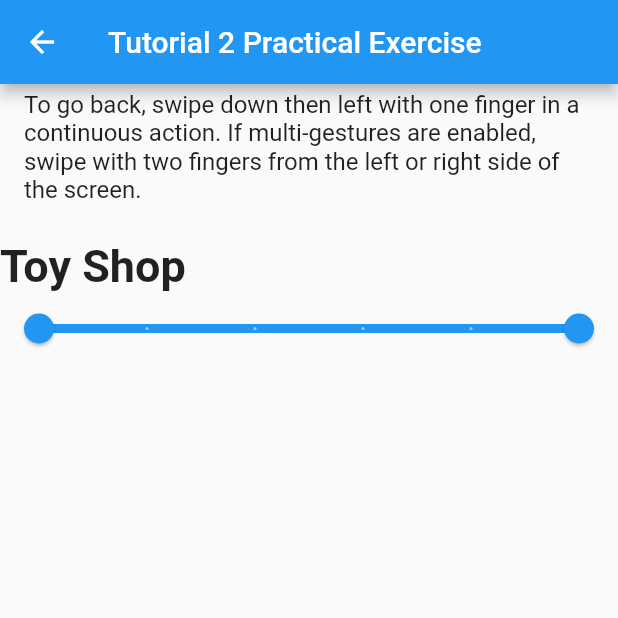
After one commit to zanegomes21/Team4-Android-Talkback, a Flutter app: the TutorialTwo screen opened by its route, after a tap on "Practical Application", on a phone screen of 412 x 824 dp, the top half of it. The commit adds this screen. Run offline on Flutter 3.47's test engine with Material 2 defaults, Android fonts, the phone set to English and light mode, and no system bars; our stand-ins replace flutter_tts, just_audio.

Commit message:
Add tutorial 2 practical page with slider

```diff
--- /dev/null
+++ b/application/lib/tutorial/two/practical/homepage.dart
@@ -0,0 +1,45 @@
+import 'package:application/tutorial/two/practical/pricerangeslider.dart';
+import 'package:flutter/material.dart';
+
+class HomePage extends StatelessWidget {
+  const HomePage({Key? key}) : super(key: key);
+
+  void onRangeUpdate(RangeValues values) {
+    print("Range updated: ${values.start} - ${values.end}");
+  }
+
+  @override
+  Widget build(BuildContext context) {
+    return Scaffold(
+      appBar: AppBar(
+        title: const Text("Tutorial 2 Practical Exercise"),
+      ),
+      body: Center(
+        child: Column(
+          mainAxisAlignment: MainAxisAlignment.start,
+          crossAxisAlignment: CrossAxisAlignment.start,
+          children: [
+            const ListTile(
+              title: Focus(
+                autofocus: true,
+                child: Text(
+                    'To go back, swipe down then left with one finger in a continuous action. If multi-gestures are enabled, swipe with two fingers from the left or right side of the screen.'),
+              ),
+            ),
+            const Padding(
+              padding: EdgeInsets.fromLTRB(0, 20, 0, 0),
+              child: Text(
+                "Toy Shop",
+                style: TextStyle(
+                  fontSize: 30,
+                  fontWeight: FontWeight.bold,
+                ),
+              ),
+            ),
+            PriceRangeSlider(onRangeUpdate: onRangeUpdate),
+          ],
+        ),
+      ),
+    );
+  }
+}
--- /dev/null
+++ b/application/lib/tutorial/two/practical/pricerangeslider.dart
@@ -0,0 +1,39 @@
+import 'package:flutter/material.dart';
+
+class PriceRangeSlider extends StatefulWidget {
+  final Function onRangeUpdate;
+
+  const PriceRangeSlider({Key? key, required this.onRangeUpdate})
+      : super(key: key);
+
+  @override
+  State<PriceRangeSlider> createState() => _PriceRangeSliderState();
+}
+
+class _PriceRangeSliderState extends State<PriceRangeSlider> {
+  static const double minRange = 0;
+  static const double maxRange = 200;
+  static const int divisions = 5;
+
+  RangeValues _currentRangeValues = const RangeValues(minRange, maxRange);
+
+  @override
+  Widget build(BuildContext context) {
+    return RangeSlider(
+      values: _currentRangeValues,
+      min: minRange,
+      max: maxRange,
+      divisions: divisions,
+      labels: RangeLabels(
+        _currentRangeValues.start.round().toString(),
+        _currentRangeValues.end.round().toString(),
+      ),
+      onChanged: (RangeValues values) {
+        setState(() {
+          _currentRangeValues = values;
+          widget.onRangeUpdate(_currentRangeValues);
+        });
+      },
+    );
+  }
+}
--- a/application/lib/tutorial/two/tutorial_two.dart
+++ b/application/lib/tutorial/two/tutorial_two.dart
@@ -2,6 +2,7 @@ import 'package:application/tutorial/two/module/adjust_slider.dart';
 import 'package:application/tutorial/two/module/go_back.dart';
 import 'package:application/tutorial/two/module/scroll.dart';
 import 'package:application/tutorial/two/module/explore_menu.dart';
+import 'package:application/tutorial/two/practical/homepage.dart';
 import 'package:flutter/material.dart';
 
 class TutorialTwo extends StatelessWidget {
@@ -48,14 +49,23 @@ class TutorialTwo extends StatelessWidget {
               child: const Text("Explore Menu Module"),
             ),
             ElevatedButton(
-                onPressed: () => {
-                      Navigator.push(
-                        context,
-                        MaterialPageRoute(
-                            builder: (context) => const AdjustSlider()),
-                      )
-                    },
-                child: const Text("Adjust slider module"))
+              onPressed: () {
+                Navigator.push(
+                  context,
+                  MaterialPageRoute(builder: (context) => const AdjustSlider()),
+                );
+              },
+              child: const Text("Adjust slide module"),
+            ),
+            ElevatedButton(
+              onPressed: () {
+                Navigator.push(
+                  context,
+                  MaterialPageRoute(builder: (context) => const HomePage()),
+                );
+              },
+              child: const Text("Practical Application"),
+            ),
           ],
         ),
       ),
```
